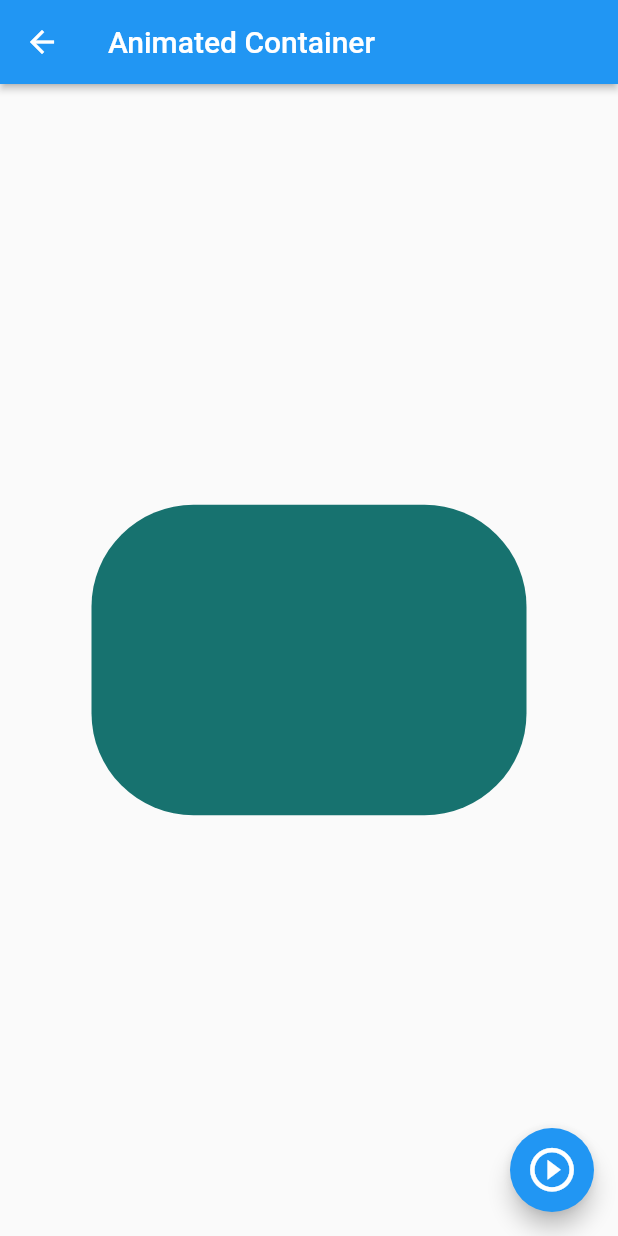
After one commit to eliato/curso-flutter, a Flutter app: the AnimatedScreen screen opened by its route, after a tap on the "play circle outline" icon, on a phone screen of 412 x 824 dp. The commit adds this screen. Run offline on Flutter 3.47's test engine with Material 2 defaults, Android fonts, the phone set to English and light mode, and no system bars.

Commit message:
add wiget container animated

```diff
--- a/fl_components/lib/router/app_router.dart
+++ b/fl_components/lib/router/app_router.dart
@@ -7,12 +7,13 @@ class AppRoutes {
   static const initialRoute = 'home';
 
   static final menuOption = <MenuOption> [
-MenuOption(route: 'home', name: 'Home Screen', screend: const HomeScreen(), icon: Icons.home),
+MenuOption(route: 'home', name: 'Home Screen', screend: const HomeScreen(), icon: Icons.home_outlined),
 MenuOption(route: 'listview1', name: 'List View 1', screend: const Listview1Screen(), icon: Icons.list_alt_outlined),
 MenuOption(route: 'listview2', name: 'List View 2', screend: const Listview2Screen(), icon: Icons.list),
 MenuOption(route: 'alert', name: 'Alerts Screen', screend: const AlertScreen(), icon: Icons.notification_important_outlined),
 MenuOption(route: 'card', name: 'Cards Screen', screend: const CardScreen(), icon: Icons.credit_card),
 MenuOption(route: 'avatar', name: 'Avatar Screen', screend: const AvatarScreen(), icon: Icons.supervised_user_circle_outlined),
+MenuOption(route: 'animated', name: 'Animated Screen', screend: const AnimatedScreen(), icon: Icons.play_circle_outline_rounded),
 
 ];
 
--- /dev/null
+++ b/fl_components/lib/screens/animated_screens.dart
@@ -0,0 +1,62 @@
+import 'dart:math';
+
+import 'package:flutter/material.dart';
+
+class AnimatedScreen extends StatefulWidget {
+
+  const AnimatedScreen({Key? key}) : super(key: key);
+
+  @override
+  State<AnimatedScreen> createState() => _AnimatedScreenState();
+}
+
+class _AnimatedScreenState extends State<AnimatedScreen> {
+
+
+double _width = 150;
+double _height = 150;
+Color _color = Colors.black;
+BorderRadiusGeometry _borderRadius = BorderRadius.circular(20);
+
+void onChangeShape(){
+
+  final random = Random();
+
+  _width = random.nextInt(300).toDouble() + 70;
+  _height = random.nextInt(300).toDouble() + 70;
+  _color = Color.fromRGBO(
+    random.nextInt(255),
+    random.nextInt(255),
+    random.nextInt(255),
+    1);
+  _borderRadius = BorderRadius.circular(random.nextInt(100).toDouble() + 10);
+
+  setState(() {
+
+  });
+
+}
+
+  @override
+  Widget build(BuildContext context) {
+    return  Scaffold(
+      appBar: AppBar(
+        title: const Text('Animated Container'),
+      ),
+      body: Center(
+         child: Container(
+          width: _width,
+          height: _height,
+          decoration: BoxDecoration(
+            color: _color,
+            borderRadius: _borderRadius
+          ),
+         ),
+      ),
+      floatingActionButton: FloatingActionButton(
+        child: const Icon(Icons.play_circle_outline_outlined,size: 35),
+        onPressed: onChangeShape
+        ) ,
+    );
+  }
+}
--- a/fl_components/lib/screens/screens.dart
+++ b/fl_components/lib/screens/screens.dart
@@ -1,4 +1,6 @@
+
 export 'package:fl_components/screens/alert_screen.dart';
+export 'package:fl_components/screens/animated_screens.dart';
 export 'package:fl_components/screens/avatar_screen.dart';
 export 'package:fl_components/screens/card_screen.dart';
 export 'package:fl_components/screens/listview2_screen.dart';
```
